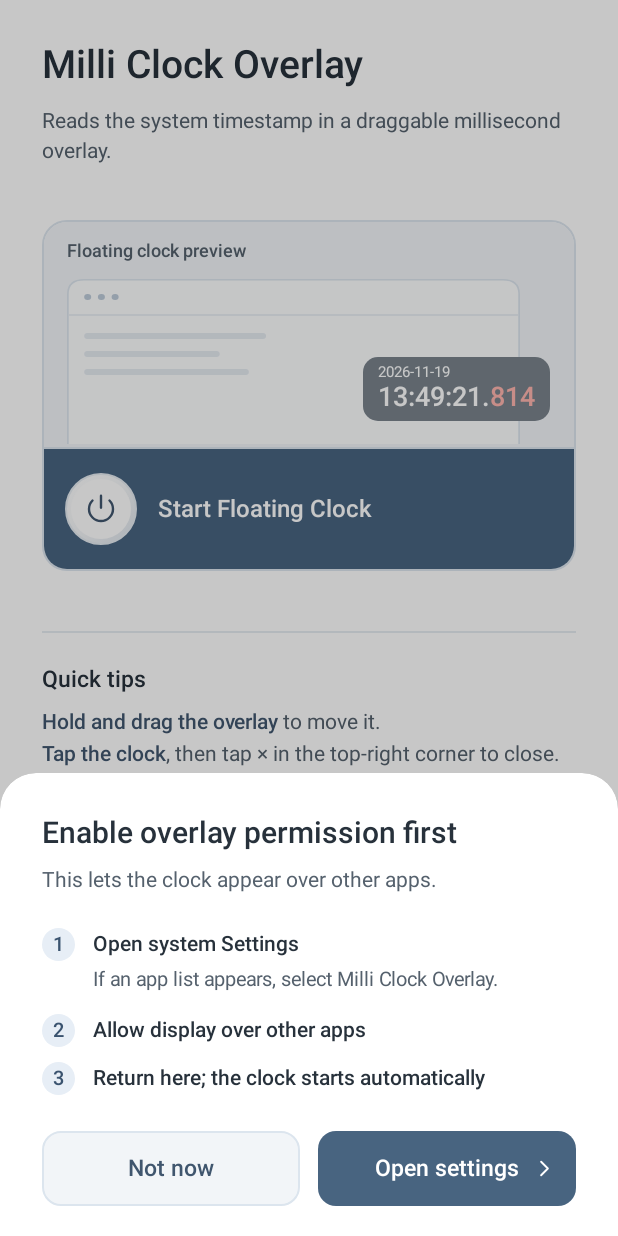
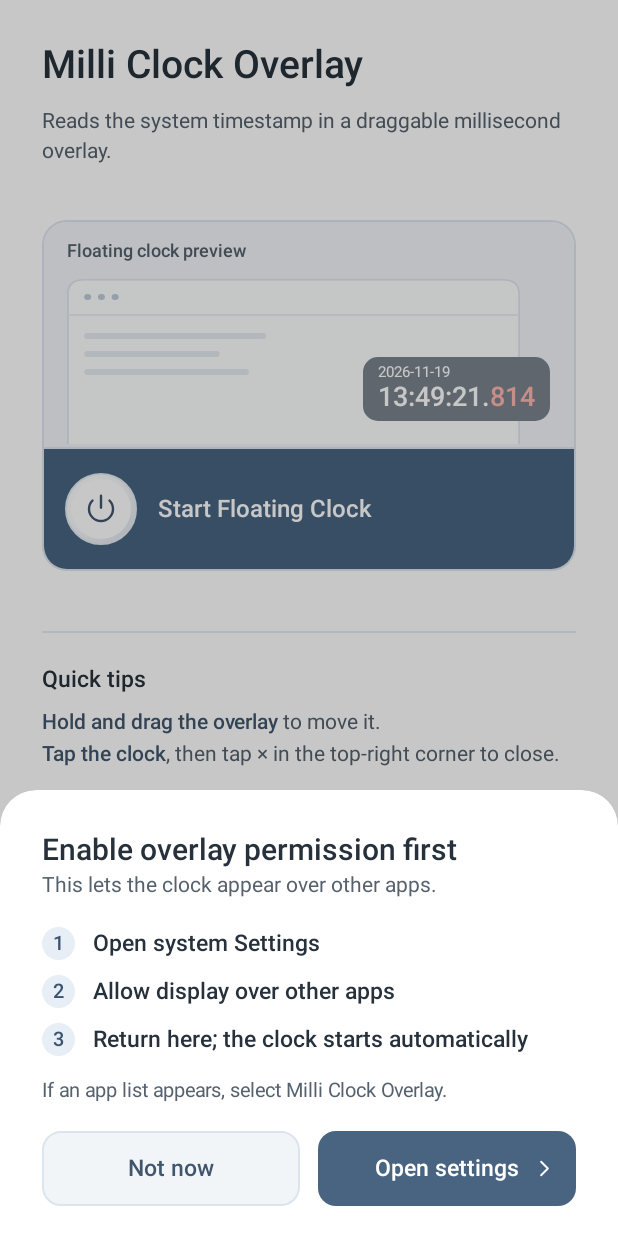
Before and after one commit to bsxucome/milli-clock-overlay, an Android app: the screen it shows after launch (MainActivity), after a tap on "Start Floating Clock", on a phone screen of 412 x 824 dp. Run offline under Robolectric (Android 15) with nearby library versions, the phone set to English and light mode, and no system bars.

Commit message:
发布 v1.2.3：优化悬浮窗权限引导排版

```diff
--- a/app/src/main/res/layout/overlay_permission_sheet.xml
+++ b/app/src/main/res/layout/overlay_permission_sheet.xml
@@ -27,7 +27,7 @@
         <TextView
             android:layout_width="match_parent"
             android:layout_height="wrap_content"
-            android:layout_marginTop="12dp"
+            android:layout_marginTop="4dp"
             android:includeFontPadding="false"
             android:lineSpacingExtra="4dp"
             android:text="@string/permission_prompt_reason"
@@ -36,7 +36,7 @@
         <LinearLayout
             android:layout_width="match_parent"
             android:layout_height="wrap_content"
-            android:layout_marginTop="24dp"
+            android:layout_marginTop="20dp"
             android:orientation="vertical">
             <LinearLayout
                 android:id="@+id/permission_step_one"
@@ -45,35 +45,19 @@
                 android:layout_height="wrap_content"
                 android:orientation="horizontal">
                 <TextView style="@style/PermissionStepNumber" android:text="@string/permission_step_one_number" />
-                <LinearLayout
+                <TextView
+                    android:id="@+id/permission_step_one_title"
+                    style="@style/PermissionStepTitle"
                     android:layout_width="0dp"
-                    android:layout_height="wrap_content"
                     android:layout_weight="1"
-                    android:orientation="vertical">
-                    <TextView
-                        android:id="@+id/permission_step_one_title"
-                        style="@style/PermissionStepTitle"
-                        android:text="@string/permission_step_settings" />
-                    <TextView
-                        android:id="@+id/permission_step_details"
-                        android:layout_width="match_parent"
-                        android:layout_height="wrap_content"
-                        android:layout_marginTop="2dp"
-                        android:minHeight="21sp"
-                        android:gravity="center_vertical"
-                        android:includeFontPadding="false"
-                        android:lineSpacingExtra="4dp"
-                        android:text="@string/permission_step_choose_app"
-                        android:textColor="@color/home_body"
-                        android:textSize="13sp" />
-                </LinearLayout>
+                    android:text="@string/permission_step_settings" />
             </LinearLayout>
             <LinearLayout
                 android:id="@+id/permission_step_two"
                 android:baselineAligned="false"
                 android:layout_width="match_parent"
                 android:layout_height="wrap_content"
-                android:layout_marginTop="12dp"
+                android:layout_marginTop="10dp"
                 android:orientation="horizontal">
                 <TextView style="@style/PermissionStepNumber" android:text="@string/permission_step_two_number" />
                 <TextView
@@ -99,11 +83,21 @@
                     android:text="@string/permission_step_return" />
             </LinearLayout>
         </LinearLayout>
+        <TextView
+            android:id="@+id/permission_step_details"
+            android:layout_width="match_parent"
+            android:layout_height="wrap_content"
+            android:layout_marginTop="15dp"
+            android:includeFontPadding="false"
+            android:lineSpacingExtra="4dp"
+            android:text="@string/permission_step_choose_app"
+            android:textColor="@color/home_body"
+            android:textSize="13sp" />
         <LinearLayout
             android:id="@+id/permission_actions"
             android:layout_width="match_parent"
             android:layout_height="wrap_content"
-            android:layout_marginTop="24dp"
+            android:layout_marginTop="19dp"
             android:orientation="horizontal">
             <Button
                 android:id="@+id/permission_later_button"
--- a/app/src/main/res/values/permission_styles.xml
+++ b/app/src/main/res/values/permission_styles.xml
@@ -24,7 +24,7 @@
         <item name="android:includeFontPadding">false</item>
         <item name="android:lineSpacingExtra">4dp</item>
         <item name="android:textColor">@color/home_title</item>
-        <item name="android:textSize">14sp</item>
+        <item name="android:textSize">15sp</item>
     </style>
     <style name="PermissionSheetButton">
         <item name="android:layout_height">wrap_content</item>
--- a/gradle.properties
+++ b/gradle.properties
@@ -1,5 +1,5 @@
 org.gradle.jvmargs=-Xmx2g -Dfile.encoding=UTF-8
 android.useAndroidX=false
 android.nonTransitiveRClass=true
-APP_VERSION_CODE=17
-APP_VERSION_NAME=1.2.2
+APP_VERSION_CODE=18
+APP_VERSION_NAME=1.2.3
```
Also changed, not shown: 3 other files.
